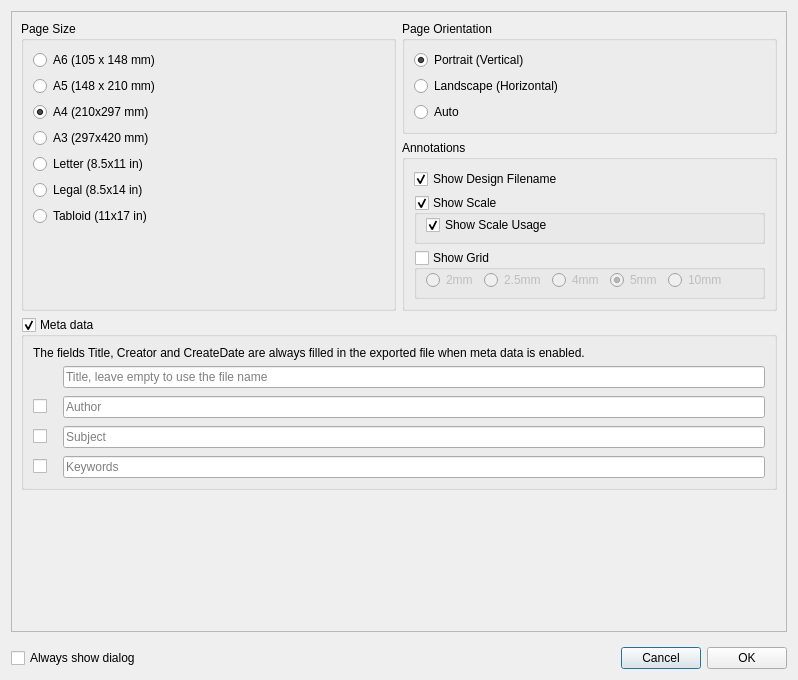
Qt form src/gui/ExportPdfDialog.ui (openscad/openscad) before a commit.
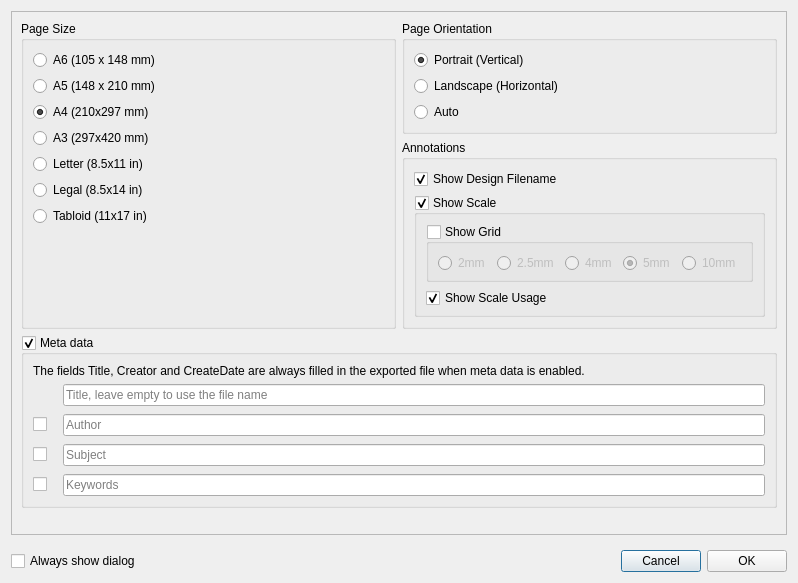
The same form after that commit.

Commit message: Fix _settings_value dynamic property on radio buttons.

```diff
--- a/src/gui/ExportPdfDialog.ui
+++ b/src/gui/ExportPdfDialog.ui
@@ -7,7 +7,7 @@
     <x>0</x>
     <y>0</y>
     <width>798</width>
-    <height>680</height>
+    <height>583</height>
    </rect>
   </property>
   <property name="minimumSize">
@@ -30,8 +30,8 @@
        <rect>
         <x>0</x>
         <y>0</y>
-        <width>778</width>
-        <height>617</height>
+        <width>764</width>
+        <height>593</height>
        </rect>
       </property>
       <layout class="QGridLayout" name="gridLayout" columnstretch="1,1">
@@ -355,8 +355,6 @@
          </property>
          <layout class="QVBoxLayout" name="verticalLayout_2">
           <item>
-           <layout class="QVBoxLayout" name="vLayoutAnnot">
-            <item>
              <widget class="QCheckBox" name="checkBoxShowFilename">
               <property name="toolTip">
                <string>&lt;html&gt;&lt;head/&gt;&lt;body&gt;&lt;p&gt;Include design filename on page.&lt;/p&gt;&lt;/body&gt;&lt;/html&gt;</string>
@@ -382,30 +380,11 @@
               </property>
               <layout class="QVBoxLayout" name="verticalLayout_6">
                <property name="topMargin">
-                <number>0</number>
+              <number>9</number>
                </property>
                <property name="bottomMargin">
                 <number>6</number>
                </property>
-               <item>
-                <widget class="QCheckBox" name="checkBoxShowScaleMessage">
-                 <property name="enabled">
-                  <bool>true</bool>
-                 </property>
-                 <property name="toolTip">
-                  <string>&lt;html&gt;&lt;head/&gt;&lt;body&gt;&lt;p&gt;Include text describing usage of scale.&lt;/p&gt;&lt;/body&gt;&lt;/html&gt;</string>
-                 </property>
-                 <property name="text">
-                  <string>Show Scale Usage</string>
-                 </property>
-                 <property name="checked">
-                  <bool>true</bool>
-                 </property>
-                </widget>
-               </item>
-              </layout>
-             </widget>
-            </item>
             <item>
              <widget class="QGroupBox" name="groupGrid">
               <property name="toolTip">
@@ -420,15 +399,13 @@
               <property name="checked">
                <bool>false</bool>
               </property>
-              <layout class="QVBoxLayout" name="verticalLayout_5">
+               <layout class="QHBoxLayout" name="horizontalLayout">
                <property name="topMargin">
-                <number>0</number>
+                 <number>9</number>
                </property>
                <property name="bottomMargin">
                 <number>6</number>
                </property>
-               <item>
-                <layout class="QHBoxLayout" name="hLayoutGrid">
                  <item>
                   <widget class="QRadioButton" name="rbGs_2mm">
                    <property name="text">
@@ -497,25 +474,27 @@
                    </attribute>
                   </widget>
                  </item>
+               </layout>
+              </widget>
+             </item>
                  <item>
-                  <spacer name="horizontalSpacer">
-                   <property name="orientation">
-                    <enum>Qt::Horizontal</enum>
-                   </property>
-                   <property name="sizeHint" stdset="0">
-                    <size>
-                     <width>40</width>
-                     <height>20</height>
-                    </size>
-                   </property>
-                  </spacer>
-                 </item>
-                </layout>
-               </item>
-              </layout>
+              <widget class="QCheckBox" name="checkBoxShowScaleMessage">
+               <property name="enabled">
+                <bool>true</bool>
+               </property>
+               <property name="toolTip">
+                <string>&lt;html&gt;&lt;head/&gt;&lt;body&gt;&lt;p&gt;Include text describing usage of scale.&lt;/p&gt;&lt;/body&gt;&lt;/html&gt;</string>
+               </property>
+               <property name="text">
+                <string>Show Scale Usage</string>
+               </property>
+               <property name="checked">
+                <bool>true</bool>
+               </property>
              </widget>
             </item>
            </layout>
+           </widget>
           </item>
          </layout>
         </widget>
```
Left out of the diff: 48 changed lines with no effect on the pictures. Lines whose indentation alone changed are shown as unchanged.
